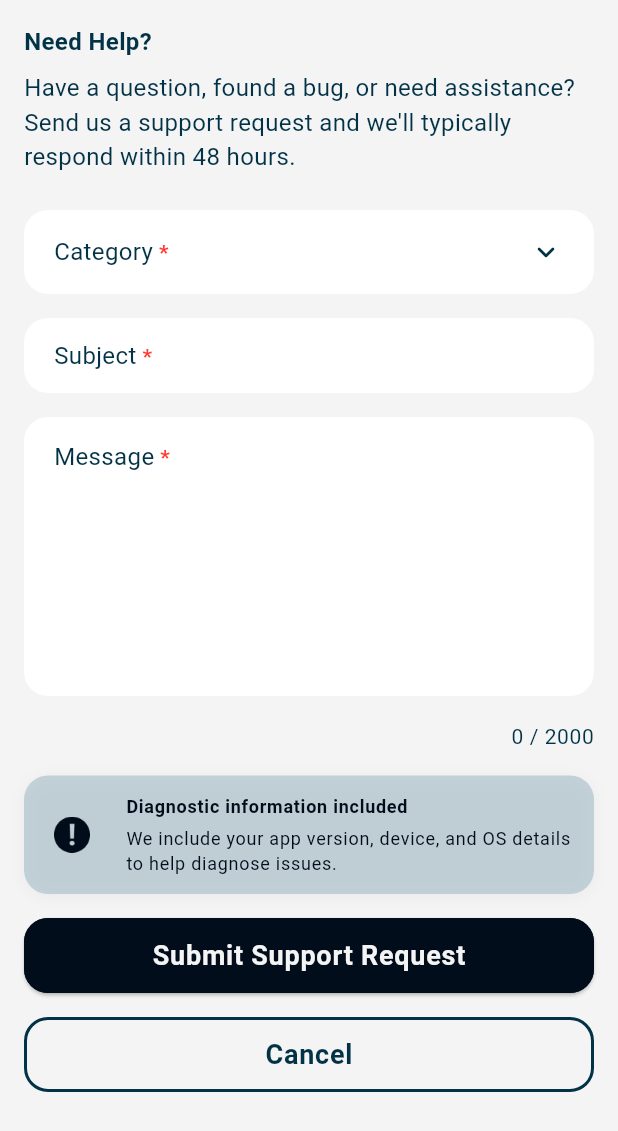
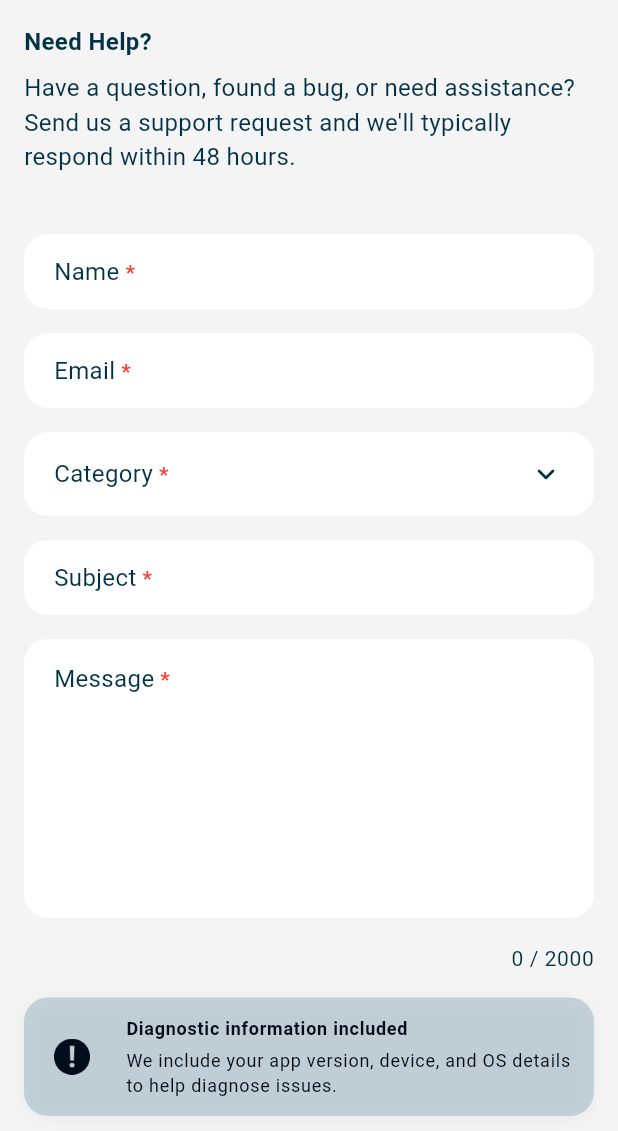
Before and after one commit to andrew-flxinvapp/flex-gym-inventory, a Flutter app: the SupportScreen screen opened by its route, on a phone screen of 412 x 824 dp, the part 105-1236 px from its top. Run offline on Flutter 3.47's test engine with Material 3 defaults, Android fonts, the phone set to English and light mode, and no system bars; our stand-ins replace app_links, device_info_plus, dropdown_button2, fl_chart, flutter_dotenv, flutter_image_compress and 11 more; accounts and stored records are empty; generated files the repository leaves out were written again.

Commit message:
The support request system has finally been completed and deployed. Deleted the Edge function ts file as it is no longer needed. Updated all support related files with new auth-less implementation.

```diff
--- a/lib/enum/app_enums.dart
+++ b/lib/enum/app_enums.dart
@@ -208,7 +208,17 @@ extension ImageActionLabel on ImageAction {
   }
 }
 
-enum SupportCategory { bugReport, account, equipment, gym, wishlist, export, subscriptions, featureRequest, generalQuestion, other }
+enum SupportCategory {
+  bugReport,
+  account,
+  equipment,
+  gym,
+  wishlist,
+  export,
+  subscriptions,
+  generalQuestion,
+  other
+}
 extension SupportCategoryLabel on SupportCategory {
   String get label {
     switch (this) {
@@ -226,8 +236,6 @@ extension SupportCategoryLabel on SupportCategory {
         return 'Export';
       case SupportCategory.subscriptions:
         return 'Subscriptions';
-      case SupportCategory.featureRequest:
-        return 'Feature Request';
       case SupportCategory.generalQuestion:
         return 'General Question';
       case SupportCategory.other:
--- a/lib/src/data/dtos/support_request_dto.dart
+++ b/lib/src/data/dtos/support_request_dto.dart
@@ -1,6 +1,8 @@
 import 'package:flex_gym_inventory/enum/app_enums.dart';
 
 class SupportRequestDto {
+  final String name;
+  final String email;
   final SupportCategory category;
   final String subject;
   final String message;
@@ -11,6 +13,8 @@ class SupportRequestDto {
   final String? osVersion;
 
   const SupportRequestDto({
+    required this.name,
+    required this.email,
     required this.category,
     required this.subject,
     required this.message,
@@ -23,6 +27,8 @@ class SupportRequestDto {
 
   Map<String, dynamic> toJson() {
     return {
+      'name': name.trim(),
+      'email': email.trim(),
       'category': _categoryToBackendValue(category),
       'subject': subject.trim(),
       'message': message.trim(),
@@ -50,8 +56,6 @@ class SupportRequestDto {
         return 'export';
       case SupportCategory.subscriptions:
         return 'subscriptions';
-      case SupportCategory.featureRequest:
-        return 'feature_request';
       case SupportCategory.generalQuestion:
         return 'general_question';
       case SupportCategory.other:
--- a/lib/src/screens/splash.dart
+++ b/lib/src/screens/splash.dart
@@ -16,7 +16,7 @@ class _SplashScreenState extends State<SplashScreen> {
     super.initState();
     Future.delayed(const Duration(seconds: 4), () {
       if (mounted) {
-        Navigator.of(context).pushReplacementNamed('/login');
+        Navigator.of(context).pushReplacementNamed('/dashboard');
       }
     });
   }
--- a/lib/src/screens/support.dart
+++ b/lib/src/screens/support.dart
@@ -1,5 +1,5 @@
 import 'package:flutter/material.dart';
-import 'package:supabase_flutter/supabase_flutter.dart';
+import '../widgets/snackbar.dart';
 
 import '../../enum/app_enums.dart';
 import '../../service/support_service.dart';
@@ -25,6 +25,8 @@ class _SupportScreenState extends State<SupportScreen> {
   final _formKey = GlobalKey<FormState>();
   final _subjectController = TextEditingController();
   final _messageController = TextEditingController();
+  final _nameController = TextEditingController();
+  final _emailController = TextEditingController();
   SupportCategory? _selectedCategory;
   bool _isSubmitting = false;
 
@@ -42,6 +44,8 @@ class _SupportScreenState extends State<SupportScreen> {
   void dispose() {
     _messageController.removeListener(_enforceMessageMaxLength);
     _subjectController.dispose();
+    _nameController.dispose();
+    _emailController.dispose();
     _messageController.dispose();
     super.dispose();
   }
@@ -90,6 +94,27 @@ class _SupportScreenState extends State<SupportScreen> {
               child: Column(
                 crossAxisAlignment: CrossAxisAlignment.stretch,
                 children: [
+                  const SizedBox(height: 16),
+                  CustomTextInputField(
+                    hintText: 'Name',
+                    showAsterisk: true,
+                    controller: _nameController,
+                    validator: (s) => s == null || s.trim().isEmpty ? 'Required' : null,
+                  ),
+                  const SizedBox(height: 16),
+                  CustomTextInputField(
+                    hintText: 'Email',
+                    showAsterisk: true,
+                    controller: _emailController,
+                    validator: (s) {
+                      if (s == null || s.trim().isEmpty) return 'Required';
+                      final email = s.trim();
+                      final emailRegex = RegExp(r"^[^@\s]+@[^@\s]+\.[^@\s]+$");
+                      if (!emailRegex.hasMatch(email)) return 'Invalid email';
+                      return null;
+                    },
+                  ),
+                  const SizedBox(height: 16),
                   CustomDropdownField<SupportCategory>(
                     hintText: 'Category',
                     showAsterisk: true,
@@ -139,7 +164,7 @@ class _SupportScreenState extends State<SupportScreen> {
                   const SizedBox(height: 16),
                   PrimaryButton(
                     label: _isSubmitting ? 'Submitting...' : 'Submit Support Request',
-                    onPressed: _isSubmitting ? null : _handleSubmit,
+                    onPressed: _isSubmitting ? null : _submitSupportRequest,
                   ),
                   const SizedBox(height: 16),
                   SecondaryButton(
@@ -155,20 +180,16 @@ class _SupportScreenState extends State<SupportScreen> {
     );
   }
 
-  Future<void> _handleSubmit() async {
+  Future<void> _submitSupportRequest() async {
     if (!_formKey.currentState!.validate()) return;
-
-    final user = Supabase.instance.client.auth.currentUser;
-    if (user == null) {
-      ScaffoldMessenger.of(context).showSnackBar(const SnackBar(content: Text('Please sign in to submit a request.')));
-      return;
-    }
 
     if (_selectedCategory == null) return;
     setState(() => _isSubmitting = true);
 
     try {
       final dto = SupportRequestDto(
+        name: _nameController.text.trim(),
+        email: _emailController.text.trim(),
         category: _selectedCategory!,
         subject: _subjectController.text.trim(),
         message: _messageController.text.trim(),
@@ -177,7 +198,14 @@ class _SupportScreenState extends State<SupportScreen> {
       final res = await _supportService.submitSupportRequest(dto);
 
       if (res.success) {
-        ScaffoldMessenger.of(context).showSnackBar(const SnackBar(content: Text('Support request submitted')));
+        // Clear fields after confirmed success, then show success UI.
+        _nameController.clear();
+        _emailController.clear();
+        _subjectController.clear();
+        _messageController.clear();
+        setState(() => _selectedCategory = null);
+
+        showFlexSnackbar(context, title: 'Support request submitted', type: SnackbarType.success);
         Navigator.of(context).pop();
       } else {
         await showDialog<void>(
```
Also changed, not shown: lib/service/support_service.dart (+44 -112 lines), 1 other file.
